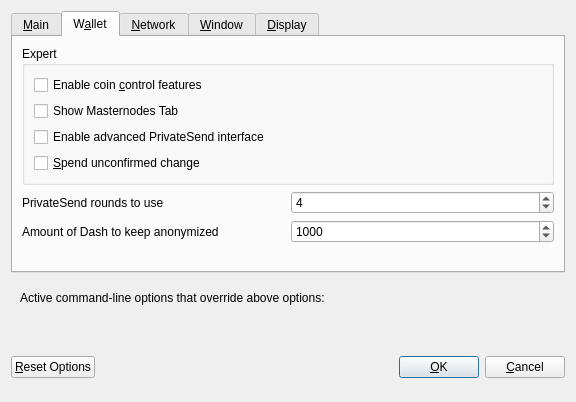
Before: the Qt Designer form src/qt/forms/optionsdialog.ui in snogcel/dash-bitcore-test, drawn with Qt 5.
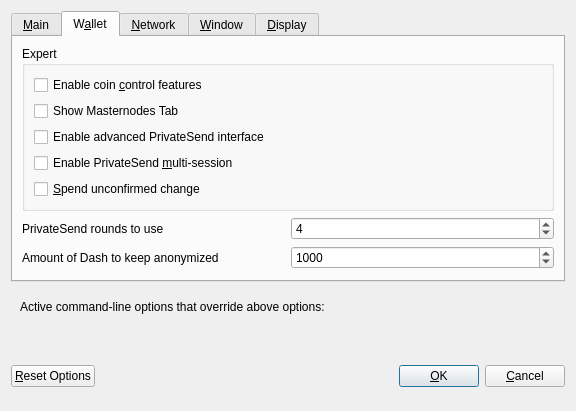
After: the same form once the commit is applied. The open tabs and pages were chosen to show the change. Custom widgets are drawn as their Qt base class.

Commit message: Expose `-privatesendmultisession` to GUI options

What changed in the file:
```diff
--- a/src/qt/forms/optionsdialog.ui
+++ b/src/qt/forms/optionsdialog.ui
@@ -173,6 +173,16 @@
             </property>
            </widget>
           </item>
+          <item>
+           <widget class="QCheckBox" name="privateSendMultiSession">
+            <property name="toolTip">
+             <string>Whether to use experimental PrivateSend mode with multiple mixing sessions per block.&lt;br/&gt;Note: You must use this feature carefully.&lt;br/&gt;Make sure you always have recent wallet (auto)backup in a safe place!</string>
+            </property>
+            <property name="text">
+             <string>Enable PrivateSend &amp;multi-session</string>
+            </property>
+           </widget>
+          </item>
           <item>
            <widget class="QCheckBox" name="spendZeroConfChange">
             <property name="toolTip">
```
The commit also changes 3 other files.
